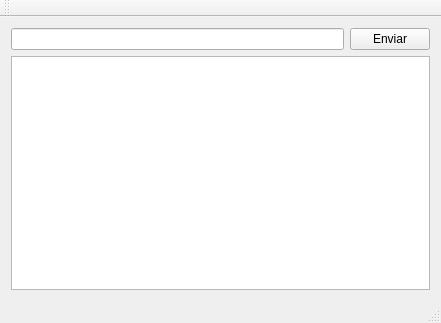
First picture: the form in mainwindow.ui, repository micheldavalos/Arduino_GUI, before the edit.
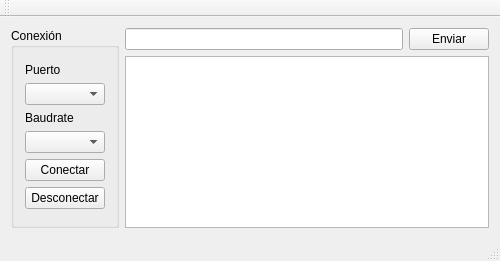
Second picture: the form after the edit.

Commit message: se agregaron las opciones en la GUI

Patch:
```diff
--- a/mainwindow.ui
+++ b/mainwindow.ui
@@ -6,8 +6,8 @@
    <rect>
     <x>0</x>
     <y>0</y>
-    <width>441</width>
-    <height>323</height>
+    <width>500</width>
+    <height>261</height>
    </rect>
   </property>
   <property name="windowTitle">
@@ -17,19 +17,92 @@
    <layout class="QGridLayout" name="gridLayout_2">
     <item row="0" column="0">
      <layout class="QGridLayout" name="gridLayout">
-      <item row="0" column="1">
+      <item row="0" column="2">
        <widget class="QPushButton" name="botonEnviar">
         <property name="text">
          <string>Enviar</string>
         </property>
        </widget>
       </item>
-      <item row="0" column="0">
+      <item row="0" column="1">
        <widget class="QLineEdit" name="lineEditEnviar"/>
       </item>
-      <item row="1" column="0" colspan="2">
+      <item row="1" column="1" colspan="2">
        <widget class="QPlainTextEdit" name="plainTextEditRespuesta"/>
       </item>
+      <item row="0" column="0" rowspan="2">
+       <widget class="QGroupBox" name="groupBox">
+        <property name="title">
+         <string>Conexión</string>
+        </property>
+        <layout class="QVBoxLayout" name="verticalLayout_2">
+         <item>
+          <layout class="QVBoxLayout" name="verticalLayout">
+           <item>
+            <spacer name="verticalSpacer_2">
+             <property name="orientation">
+              <enum>Qt::Vertical</enum>
+             </property>
+             <property name="sizeHint" stdset="0">
+              <size>
+               <width>20</width>
+               <height>40</height>
+              </size>
+             </property>
+            </spacer>
+           </item>
+           <item>
+            <widget class="QLabel" name="label">
+             <property name="text">
+              <string>Puerto</string>
+             </property>
+            </widget>
+           </item>
+           <item>
+            <widget class="QComboBox" name="comboBox"/>
+           </item>
+           <item>
+            <widget class="QLabel" name="label_2">
+             <property name="text">
+              <string>Baudrate</string>
+             </property>
+            </widget>
+           </item>
+           <item>
+            <widget class="QComboBox" name="comboBox_2"/>
+           </item>
+           <item>
+            <widget class="QPushButton" name="pushButton">
+             <property name="text">
+              <string>Conectar</string>
+             </property>
+            </widget>
+           </item>
+           <item>
+            <widget class="QPushButton" name="pushButton_2">
+             <property name="text">
+              <string>Desconectar</string>
+             </property>
+            </widget>
+           </item>
+           <item>
+            <spacer name="verticalSpacer">
+             <property name="orientation">
+              <enum>Qt::Vertical</enum>
+             </property>
+             <property name="sizeHint" stdset="0">
+              <size>
+               <width>20</width>
+               <height>40</height>
+              </size>
+             </property>
+            </spacer>
+           </item>
+          </layout>
+         </item>
+        </layout>
+       </widget>
+      </item>
      </layout>
     </item>
    </layout>
@@ -39,7 +112,7 @@
     <enum>TopToolBarArea</enum>
    </attribute>
    <attribute name="toolBarBreak">
-    <bool>false</bool>
+    <bool>true</bool>
    </attribute>
   </widget>
   <widget class="QStatusBar" name="statusBar"/>
```
Left out of the diff: 9 changed lines with no effect on the pictures. The commit also changes 1 other file.
